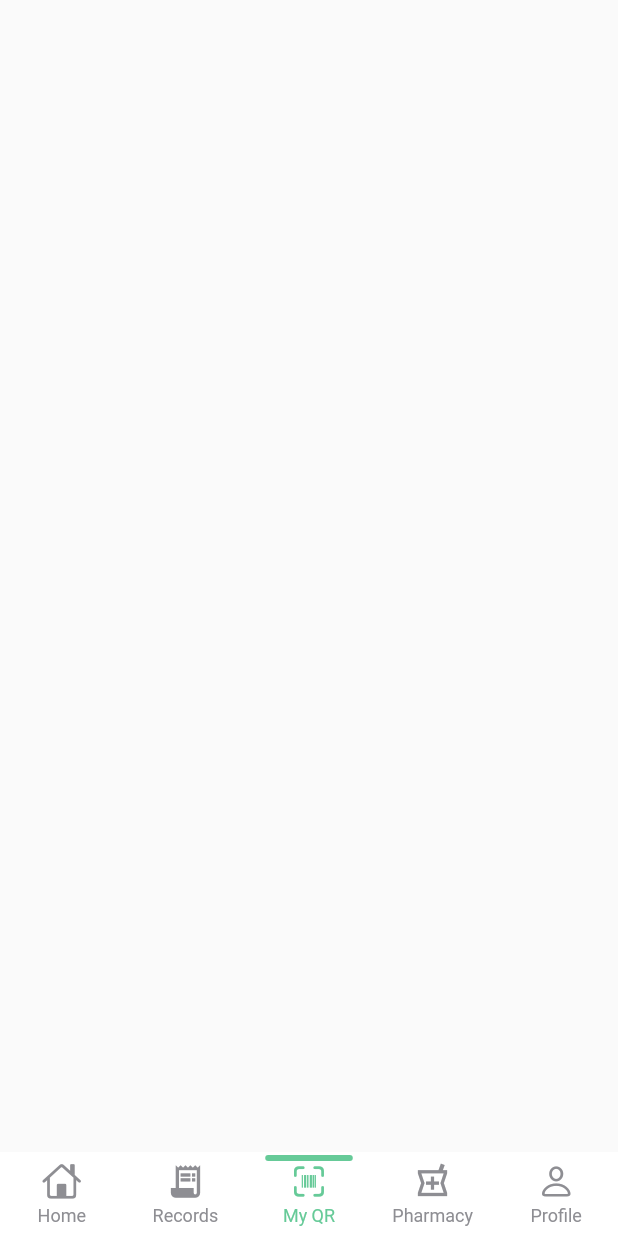
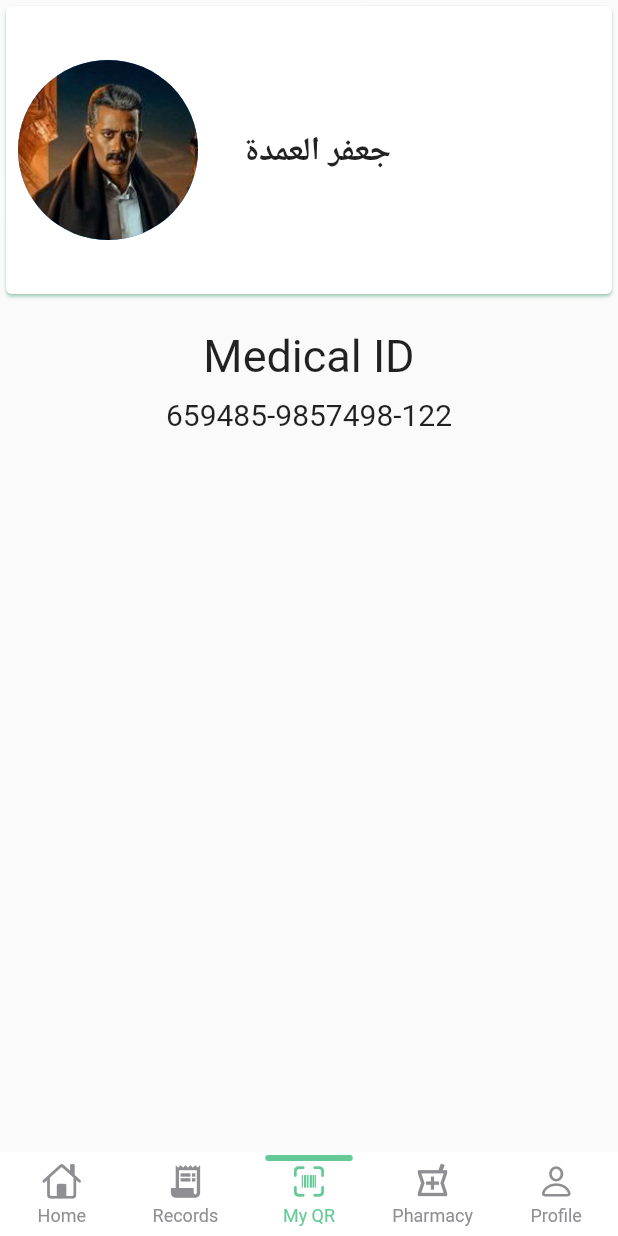
Before and after one commit to ahmedosama8/Grad_Project, a Flutter app: the screen it shows after launch, item 3 of the bottom bar chosen, on a phone screen of 412 x 824 dp. Run offline on Flutter 3.47's test engine with Material 2 defaults, Android fonts, the light colour scheme and no system bars; drawn by our look-alikes of persistent_bottom_nav_bar; our stand-ins replace firebase_auth, firebase_core, google_fonts, smooth_page_indicator; accounts and stored records are empty.

Commit message:
barcode page

```diff
--- /dev/null
+++ b/mobile_app/lib/pages/barcode.dart
@@ -0,0 +1,64 @@
+import 'package:flutter/material.dart';
+
+class BarCode extends StatelessWidget {
+  const BarCode({super.key});
+
+  @override
+  Widget build(BuildContext context) {
+    return Scaffold(
+      body: SafeArea(
+        child: Column(
+          children: [
+            Container(
+              height: 200,
+              child: Card(
+                clipBehavior: Clip.antiAlias,
+                shadowColor: Colors.greenAccent,
+                child: Padding(
+                  padding: const EdgeInsets.all(8.0),
+                  child: Row(
+                    children: const [
+                      CircleAvatar(
+                        radius: 60,
+                        backgroundImage: AssetImage('assets/elm3lm_ga3fr.png'),
+                      ),
+                      SizedBox(
+                        width: 30,
+                      ),
+                      SizedBox(
+                        width: 230,
+                        child: Text(
+                          'جعفر العمدة',
+                          style: TextStyle(
+                              fontSize: 22, fontWeight: FontWeight.bold),
+                        ),
+                      ),
+                    ],
+                  ),
+                ),
+              ),
+            ),
+            SizedBox(
+              height: 20,
+            ),
+            Center(
+              child: Text(
+                'Medical ID', //Da el patient ID
+                style: TextStyle(fontSize: 30),
+              ),
+            ),
+            SizedBox(
+              height: 10,
+            ),
+            Center(
+              child: Text(
+                '659485-9857498-122',
+                style: TextStyle(fontSize: 20),
+              ),
+            )
+          ],
+        ),
+      ),
+    );
+  }
+}
--- a/mobile_app/lib/pages/welcome_page.dart
+++ b/mobile_app/lib/pages/welcome_page.dart
@@ -3,6 +3,7 @@
 import 'package:flutter/material.dart';
 import 'package:google_fonts/google_fonts.dart';
 import 'package:mobile_app/navBar.dart';
+import 'package:mobile_app/pages/barcode.dart';
 import 'package:mobile_app/pages/home.dart';
 import 'package:mobile_app/pages/login.dart';
 import 'package:mobile_app/pages/medicine.dart';
@@ -36,22 +37,16 @@ class _WelcomePageState extends State<WelcomePage> {
   }
 
   List<Widget> screens() {
-    return [HomePage(), My_Medical_Records(), BarCode(), MedicineListPage(), Profile()];
+    return [
+      HomePage(),
+      My_Medical_Records(),
+      BarCode(),
+      MedicineListPage(),
+      Profile()
+    ];
   }
 }
 
-
-
-
-
-class BarCode extends StatelessWidget {
-  const BarCode({super.key});
-
-  @override
-  Widget build(BuildContext context) {
-    return Scaffold();
-  }
-}
 class Pharmacy extends StatelessWidget {
   const Pharmacy({super.key});
 
@@ -60,6 +55,7 @@ class Pharmacy extends StatelessWidget {
     return Scaffold();
   }
 }
+
 class Profile extends StatelessWidget {
   const Profile({super.key});
 
--- a/mobile_app/pubspec.yaml
+++ b/mobile_app/pubspec.yaml
@@ -43,6 +43,7 @@ dependencies:
   url_launcher: ^6.1.10
   flutter_datetime_picker: ^1.5.1
   quickalert: ^1.0.1
+  auto_size_text: ^3.0.0
 
 
 
```
Also changed, not shown: mobile_app/assets/elm3lm_ga3fr.png (added), mobile_app/pubspec.lock.
